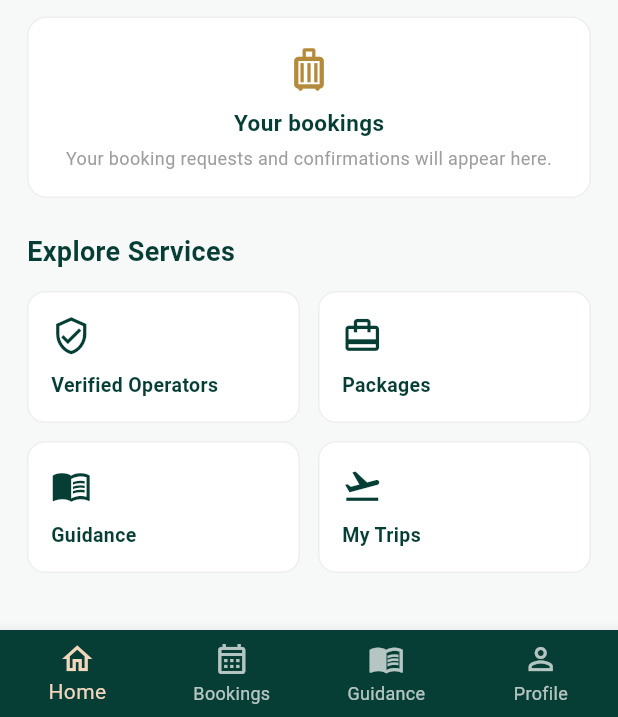
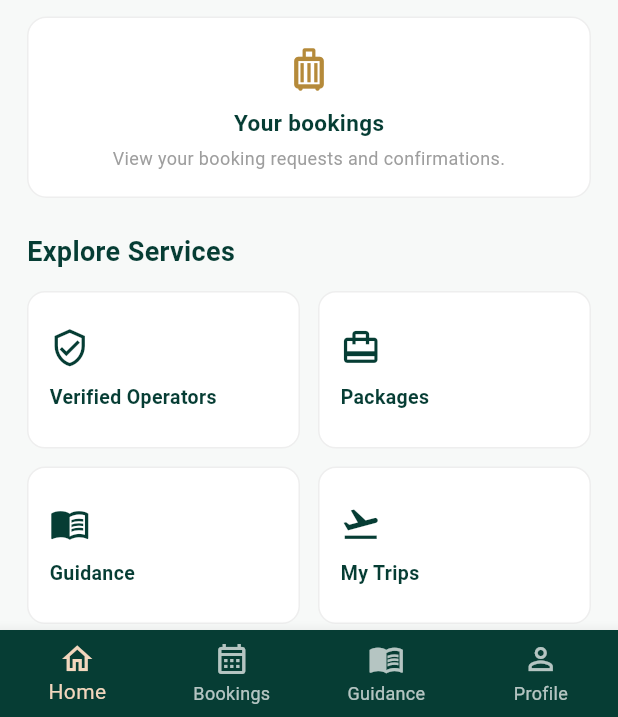
Before and after one commit to alishbashoukat10-gif/Rah_e_haram, a Flutter app: the HomeScreen screen opened directly, scrolled down 307 dp, on a phone screen of 412 x 824 dp, the part 519-1236 px from its top. Run offline on Flutter 3.47's test engine with Material 3 defaults, Android fonts, the phone set to English and light mode, and no system bars; network calls fail.

Commit message:
Save latest Rahe Haram development work

```diff
--- a/frontend/rah_e_haram_app/lib/home_screen.dart
+++ b/frontend/rah_e_haram_app/lib/home_screen.dart
@@ -6,6 +6,9 @@ import 'packages_screen.dart';
 import 'my_trips_screen.dart';
 import 'guidance_screen.dart';
 import 'requirements_screen.dart';
+import 'customization_screen.dart';
+import 'my_customization_requests_screen.dart';
+import 'profile_screen.dart';
 
 class HomeScreen extends StatefulWidget {
   final String userName;
@@ -42,6 +45,28 @@ class _HomeScreenState extends State<HomeScreen> {
         });
       }
     });
+  }
+
+  void openPackages() {
+    openScreen(const PackagesScreen(), 0);
+  }
+
+  void openRequirements() {
+    openScreen(
+      RequirementsScreen(packageType: selectedJourney),
+      0,
+    );
+  }
+
+  void openCustomization() {
+    ScaffoldMessenger.of(context).showSnackBar(
+      const SnackBar(
+        content: Text(
+          'Please select a package first to customize your journey.',
+        ),
+      ),
+    );
+    openPackages();
   }
 
   Widget journeyCard({
@@ -136,6 +161,14 @@ class _HomeScreenState extends State<HomeScreen> {
         setState(() {
           selectedQuickSearch = title;
         });
+
+        ScaffoldMessenger.of(context).showSnackBar(
+          SnackBar(
+            content: Text(
+              '$title selected. Open Packages to explore available options.',
+            ),
+          ),
+        );
       },
       child: Container(
         padding: const EdgeInsets.symmetric(
@@ -166,18 +199,23 @@ class _HomeScreenState extends State<HomeScreen> {
     IconData icon,
     VoidCallback onTap,
   ) {
-    return InkWell(
+    return Expanded(
+      child: InkWell(
         onTap: onTap,
         borderRadius: BorderRadius.circular(12),
         child: Container(
-        padding: const EdgeInsets.all(15),
+          height: 105,
+          padding: const EdgeInsets.all(14),
           decoration: BoxDecoration(
             color: Colors.white,
             borderRadius: BorderRadius.circular(12),
-          border: Border.all(color: Colors.grey.shade200),
+            border: Border.all(
+              color: Colors.grey.shade200,
+            ),
           ),
           child: Column(
             crossAxisAlignment: CrossAxisAlignment.start,
+            mainAxisAlignment: MainAxisAlignment.center,
             children: [
               Icon(icon, color: green, size: 27),
               const SizedBox(height: 10),
@@ -191,6 +229,18 @@ class _HomeScreenState extends State<HomeScreen> {
               ),
             ],
           ),
+        ),
+      ),
+    );
+  }
+
+  Widget sectionTitle(String title) {
+    return Text(
+      title,
+      style: const TextStyle(
+        fontSize: 18,
+        fontWeight: FontWeight.bold,
+        color: green,
       ),
     );
   }
@@ -207,6 +257,7 @@ class _HomeScreenState extends State<HomeScreen> {
           child: Column(
             crossAxisAlignment: CrossAxisAlignment.start,
             children: [
+              // Dashboard header
               Container(
                 width: double.infinity,
                 padding: const EdgeInsets.fromLTRB(20, 20, 20, 22),
@@ -275,12 +326,22 @@ class _HomeScreenState extends State<HomeScreen> {
                 child: Column(
                   crossAxisAlignment: CrossAxisAlignment.start,
                   children: [
+                    // Search
                     TextField(
+                      textInputAction: TextInputAction.search,
+                      onSubmitted: (_) => openPackages(),
                       decoration: InputDecoration(
                         hintText: 'Search packages or operators...',
                         prefixIcon: const Icon(
                           Icons.search,
                           color: green,
+                        ),
+                        suffixIcon: IconButton(
+                          onPressed: openPackages,
+                          icon: const Icon(
+                            Icons.arrow_forward,
+                            color: green,
+                          ),
                         ),
                         filled: true,
                         fillColor: Colors.white,
@@ -293,19 +354,18 @@ class _HomeScreenState extends State<HomeScreen> {
                             color: Colors.grey.shade200,
                           ),
                         ),
+                        enabledBorder: OutlineInputBorder(
+                          borderRadius: BorderRadius.circular(12),
+                          borderSide: BorderSide(
+                            color: Colors.grey.shade200,
+                          ),
+                        ),
                       ),
                     ),
 
                     const SizedBox(height: 23),
 
-                    const Text(
-                      'Choose Your Journey',
-                      style: TextStyle(
-                        fontSize: 18,
-                        fontWeight: FontWeight.bold,
-                        color: green,
-                      ),
-                    ),
+                    sectionTitle('Choose Your Journey'),
 
                     const SizedBox(height: 12),
 
@@ -329,14 +389,7 @@ class _HomeScreenState extends State<HomeScreen> {
 
                     const SizedBox(height: 22),
 
-                    const Text(
-                      'Quick Searches',
-                      style: TextStyle(
-                        fontSize: 18,
-                        fontWeight: FontWeight.bold,
-                        color: green,
-                      ),
-                    ),
+                    sectionTitle('Quick Searches'),
 
                     const SizedBox(height: 11),
 
@@ -354,17 +407,11 @@ class _HomeScreenState extends State<HomeScreen> {
 
                     const SizedBox(height: 22),
 
+                    // My Bookings
                     Row(
                       mainAxisAlignment: MainAxisAlignment.spaceBetween,
                       children: [
-                        const Text(
-                          'My Bookings',
-                          style: TextStyle(
-                            fontSize: 18,
-                            fontWeight: FontWeight.bold,
-                            color: green,
-                          ),
-                        ),
+                        sectionTitle('My Bookings'),
                         TextButton(
                           onPressed: () {
                             openScreen(const MyTripsScreen(), 1);
@@ -377,7 +424,12 @@ class _HomeScreenState extends State<HomeScreen> {
                       ],
                     ),
 
-                    Container(
+                    InkWell(
+                      onTap: () {
+                        openScreen(const MyTripsScreen(), 1);
+                      },
+                      borderRadius: BorderRadius.circular(13),
+                      child: Container(
                         width: double.infinity,
                         padding: const EdgeInsets.all(17),
                         decoration: BoxDecoration(
@@ -405,7 +457,7 @@ class _HomeScreenState extends State<HomeScreen> {
                             ),
                             SizedBox(height: 5),
                             Text(
-                            'Your booking requests and confirmations will appear here.',
+                              'View your booking requests and confirmations.',
                               textAlign: TextAlign.center,
                               style: TextStyle(
                                 color: Colors.grey,
@@ -415,24 +467,18 @@ class _HomeScreenState extends State<HomeScreen> {
                           ],
                         ),
                       ),
+                    ),
 
                     const SizedBox(height: 23),
 
-                    const Text(
-                      'Explore Services',
-                      style: TextStyle(
-                        fontSize: 18,
-                        fontWeight: FontWeight.bold,
-                        color: green,
-                      ),
-                    ),
+                    // Explore Services
+                    sectionTitle('Explore Services'),
 
                     const SizedBox(height: 13),
 
                     Row(
                       children: [
-                        Expanded(
-                          child: featureCard(
+                        featureCard(
                           'Verified Operators',
                           Icons.verified_user_outlined,
                           () => openScreen(
@@ -440,16 +486,34 @@ class _HomeScreenState extends State<HomeScreen> {
                             0,
                           ),
                         ),
+                        const SizedBox(width: 12),
+                        featureCard(
+                          'Packages',
+                          Icons.card_travel,
+                          openPackages,
+                        ),
+                      ],
+                    ),
+
+                    const SizedBox(height: 12),
+
+                    Row(
+                      children: [
+                        featureCard(
+                          'Guidance',
+                          Icons.menu_book_outlined,
+                          () => openScreen(
+                            const GuidanceScreen(),
+                            2,
+                          ),
                         ),
                         const SizedBox(width: 12),
-                        Expanded(
-                          child: featureCard(
-                            'Packages',
-                            Icons.card_travel,
+                        featureCard(
+                          'My Trips',
+                          Icons.flight_takeoff,
                           () => openScreen(
-                              const PackagesScreen(),
-                              0,
-                            ),
+                            const MyTripsScreen(),
+                            1,
                           ),
                         ),
                       ],
@@ -459,26 +523,35 @@ class _HomeScreenState extends State<HomeScreen> {
 
                     Row(
                       children: [
-                        Expanded(
-                          child: featureCard(
-                            'Guidance',
-                            Icons.menu_book_outlined,
+                        featureCard(
+                          'Customize Trip',
+                          Icons.tune,
+                          openCustomization,
+                        ),
+                        const SizedBox(width: 12),
+                        featureCard(
+                          'My Customization Requests',
+                          Icons.edit_calendar_outlined,
                           () => openScreen(
-                              const GuidanceScreen(),
-                              2,
+                            const MyCustomizationRequestsScreen(),
+                            0,
                           ),
                         ),
+                      ],
+                    ),
+
+                    const SizedBox(height: 12),
+
+                    Row(
+                      children: [
+                        featureCard(
+                          'Find My Package',
+                          Icons.recommend_outlined,
+                          openRequirements,
                         ),
                         const SizedBox(width: 12),
-                        Expanded(
-                          child: featureCard(
-                            'My Trips',
-                            Icons.flight_takeoff,
-                            () => openScreen(
-                              const MyTripsScreen(),
-                              1,
-                            ),
-                          ),
+                        const Expanded(
+                          child: SizedBox(height: 105),
                         ),
                       ],
                     ),
@@ -490,6 +563,7 @@ class _HomeScreenState extends State<HomeScreen> {
         ),
       ),
 
+      // Bottom navigation
       bottomNavigationBar: BottomNavigationBar(
         type: BottomNavigationBarType.fixed,
         backgroundColor: green,
@@ -506,11 +580,7 @@ class _HomeScreenState extends State<HomeScreen> {
           } else if (index == 2) {
             openScreen(const GuidanceScreen(), 2);
           } else if (index == 3) {
-            ScaffoldMessenger.of(context).showSnackBar(
-              const SnackBar(
-                content: Text('Profile screen will be connected.'),
-              ),
-            );
+            openScreen(const ProfileScreen(), 3);
           }
         },
         items: const [
--- a/frontend/rah_e_haram_app/lib/login_screen.dart
+++ b/frontend/rah_e_haram_app/lib/login_screen.dart
@@ -38,7 +38,7 @@ class _LoginScreenState extends State<LoginScreen> {
     });
 
     final url = Uri.parse(
-      'http://localhost:5000/api/auth/login',
+      '${ApiService.baseUrl}/auth/login',
     );
 
     try {
@@ -70,6 +70,7 @@ class _LoginScreenState extends State<LoginScreen> {
         ApiService.setToken(token.toString());
 
         final userData = data['user'];
+
         final String userName =
             userData is Map && userData['name'] != null
                 ? userData['name'].toString()
--- a/frontend/rah_e_haram_app/lib/services/api_service.dart
+++ b/frontend/rah_e_haram_app/lib/services/api_service.dart
@@ -3,7 +3,8 @@ import 'dart:convert';
 import 'package:http/http.dart' as http;
 
 class ApiService {
-  static const String baseUrl = 'http://localhost:5000/api';
+  // Laptop backend address for testing on your Android phone
+  static const String baseUrl = 'http://192.168.100.9:5000/api';
 
   static String? authToken;
 
--- a/frontend/rah_e_haram_app/lib/signup_screen.dart
+++ b/frontend/rah_e_haram_app/lib/signup_screen.dart
@@ -2,7 +2,9 @@
 import 'package:flutter/material.dart';
 import 'package:http/http.dart' as http;
 import 'dart:convert';
+
 import 'login_screen.dart';
+import 'services/api_service.dart';
 
 class SignUpScreen extends StatefulWidget {
   const SignUpScreen({super.key});
@@ -122,9 +124,9 @@ class _SignUpScreenState extends State<SignUpScreen> {
       _isLoading = true;
     });
 
-    // Correct backend address
+    // Connect to the laptop backend using ApiService.
     final url = Uri.parse(
-      'http://localhost:5000/api/auth/register',
+      '${ApiService.baseUrl}/auth/register',
     );
 
     try {
```
Also changed, not shown: frontend/rah_e_haram_app/lib/home_screen_backup.dart (added, +536 -0 lines), 2 other files. Lines whose indentation alone changed are shown as unchanged.
